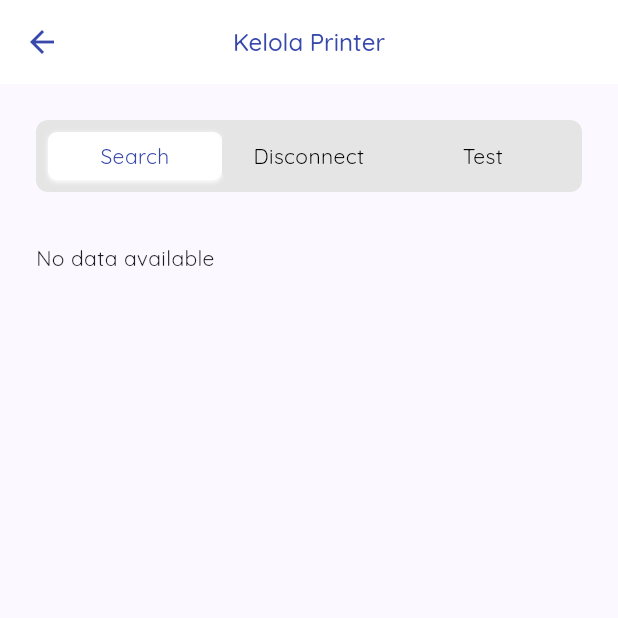
After one commit to fafirman1/flutter_pos_app, a Flutter app: the ManagePrinterPage screen opened directly, after a tap on "Search", on a phone screen of 412 x 824 dp, the top half of it. The commit adds this screen. Run offline on Flutter 3.47's test engine with Material 3 defaults, Android fonts, the phone set to English and light mode, and no system bars; our stand-ins replace badges, bloc, dartz, flutter_bloc, flutter_svg, freezed_annotation and 5 more; missing offline and left inert: esc_pos_utils_plus, print_bluetooth_thermal; accounts and stored records are empty.

Commit message:
release apk

```diff
--- a/lib/presentation/order/widgets/payment_success_dialog.dart
+++ b/lib/presentation/order/widgets/payment_success_dialog.dart
@@ -4,10 +4,12 @@ import 'package:flutter_pos_app/core/extensions/build_context_ext.dart';
 import 'package:flutter_pos_app/core/extensions/date_time_ext.dart';
 import 'package:flutter_pos_app/core/extensions/int_ext.dart';
 import 'package:flutter_pos_app/presentation/home/bloc/checkout/checkout_bloc.dart';
+import 'package:print_bluetooth_thermal/print_bluetooth_thermal.dart';
 
 import '../../../core/assets/assets.gen.dart';
 import '../../../core/components/buttons.dart';
 import '../../../core/components/spaces.dart';
+import '../../../data/dataoutputs/cwb_print.dart';
 import '../../home/pages/dashboard_page.dart';
 import '../bloc/order/order_bloc.dart';
 
@@ -86,9 +88,8 @@ class PaymentSuccessDialog extends StatelessWidget {
                       Flexible(
                         child: Button.outlined(
                           onPressed: () async {
-                            // final ticket = await CwbPrint.instance.bluetoothStart();
-                            // final result =
-                            //     await PrintBluetoothThermal.writeBytes(ticket);
+                            final printValue = await CwbPrint.instance.printOrder(data, qty, total, paymentType, nominal, namaKasir);
+                             await PrintBluetoothThermal.writeBytes(printValue);
                           },
                           label: 'Print',
                           icon: Assets.icons.print.svg(),
--- /dev/null
+++ b/lib/presentation/setting/models/printer_model.dart
@@ -0,0 +1,9 @@
+class PrinterModel {
+  final String name;
+  final int address;
+
+  PrinterModel({
+    required this.name,
+    required this.address,
+  });
+}
--- /dev/null
+++ b/lib/presentation/setting/pages/manage_printer_page.dart
@@ -0,0 +1,340 @@
+import 'package:esc_pos_utils_plus/esc_pos_utils_plus.dart';
+import 'package:flutter/material.dart';
+import 'package:flutter/services.dart';
+import 'package:flutter_pos_app/core/extensions/build_context_ext.dart';
+import 'package:print_bluetooth_thermal/print_bluetooth_thermal.dart';
+
+
+import '../../../core/components/spaces.dart';
+import '../../../core/constants/colors.dart';
+import '../models/printer_model.dart';
+import '../widgets/menu_printer_button.dart';
+import '../widgets/menu_printer_content.dart';
+
+class ManagePrinterPage extends StatefulWidget {
+  const ManagePrinterPage({super.key});
+
+  @override
+  State<ManagePrinterPage> createState() => _ManagePrinterPageState();
+}
+
+class _ManagePrinterPageState extends State<ManagePrinterPage> {
+  int selectedIndex = 0;
+  // final List<PrinterModel> datas = [
+  //   PrinterModel(
+  //     name: 'Galaxy A30',
+  //     address: 12324567412,
+  //   ),
+  //   PrinterModel(
+  //     name: 'Galaxy A30',
+  //     address: 12324567412,
+  //   ),
+  //   PrinterModel(
+  //     name: 'Galaxy A30',
+  //     address: 12324567412,
+  //   ),
+  // ];
+
+  String macName = '';
+
+  String _info = "";
+  String _msj = '';
+  bool connected = false;
+  List<BluetoothInfo> items = [];
+  final List<String> _options = [
+    "permission bluetooth granted",
+    "bluetooth enabled",
+    "connection status",
+    "update info"
+  ];
+
+  String _selectSize = "2";
+  final _txtText = TextEditingController(text: "Hello developer");
+  bool _progress = false;
+  String _msjprogress = "";
+
+  String optionprinttype = "58 mm";
+  List<String> options = ["58 mm", "80 mm"];
+
+  @override
+  void initState() {
+    super.initState();
+    initPlatformState();
+  }
+
+  Future<void> initPlatformState() async {
+    String platformVersion;
+    int porcentbatery = 0;
+    // Platform messages may fail, so we use a try/catch PlatformException.
+    try {
+      platformVersion = await PrintBluetoothThermal.platformVersion;
+      print("patformversion: $platformVersion");
+      porcentbatery = await PrintBluetoothThermal.batteryLevel;
+    } on PlatformException {
+      platformVersion = 'Failed to get platform version.';
+    }
+
+    // If the widget was removed from the tree while the asynchronous platform
+    // message was in flight, we want to discard the reply rather than calling
+    // setState to update our non-existent appearance.
+    if (!mounted) return;
+
+    final bool result = await PrintBluetoothThermal.bluetoothEnabled;
+    print("bluetooth enabled: $result");
+    if (result) {
+      _msj = "Bluetooth enabled, please search and connect";
+    } else {
+      _msj = "Bluetooth not enabled";
+    }
+
+    setState(() {
+      _info = "$platformVersion ($porcentbatery% battery)";
+    });
+  }
+
+  Future<void> getBluetoots() async {
+    setState(() {
+      _progress = true;
+      _msjprogress = "Wait";
+      items = [];
+    });
+    final List<BluetoothInfo> listResult =
+        await PrintBluetoothThermal.pairedBluetooths;
+
+    setState(() {
+      _progress = false;
+    });
+
+    if (listResult.isEmpty) {
+      _msj =
+          "There are no bluetoohs linked, go to settings and link the printer";
+    } else {
+      _msj = "Touch an item in the list to connect";
+    }
+
+    setState(() {
+      items = listResult;
+    });
+  }
+
+  Future<void> connect(String mac) async {
+    setState(() {
+      _progress = true;
+      _msjprogress = "Connecting...";
+      connected = false;
+    });
+    final bool result =
+        await PrintBluetoothThermal.connect(macPrinterAddress: mac);
+    print("state conected $result");
+    if (result) connected = true;
+    setState(() {
+      _progress = false;
+    });
+  }
+
+  Future<void> disconnect() async {
+    final bool status = await PrintBluetoothThermal.disconnect;
+    setState(() {
+      connected = false;
+    });
+    print("status disconnect $status");
+  }
+
+  Future<void> printTest() async {
+    bool conexionStatus = await PrintBluetoothThermal.connectionStatus;
+    //print("connection status: $conexionStatus");
+    if (conexionStatus) {
+      List<int> ticket = await testTicket();
+      final result = await PrintBluetoothThermal.writeBytes(ticket);
+      print("print test result:  $result");
+    } else {
+      //no conectado, reconecte
+    }
+  }
+
+  Future<List<int>> testTicket() async {
+    List<int> bytes = [];
+    // Using default profile
+    final profile = await CapabilityProfile.load();
+    final generator = Generator(
+        optionprinttype == "58 mm" ? PaperSize.mm58 : PaperSize.mm80, profile);
+    //bytes += generator.setGlobalFont(PosFontType.fontA);
+    bytes += generator.reset();
+
+    bytes +=
+        generator.text('Code with Bahri', styles: const PosStyles(bold: true));
+    bytes +=
+        generator.text('Reverse text', styles: const PosStyles(reverse: true));
+    bytes += generator.text('Underlined text',
+        styles: const PosStyles(underline: true), linesAfter: 1);
+    bytes += generator.text('Align left',
+        styles: const PosStyles(align: PosAlign.left));
+    bytes += generator.text('Align center',
+        styles: const PosStyles(align: PosAlign.center));
+    bytes += generator.text('Align right',
+        styles: const PosStyles(align: PosAlign.right), linesAfter: 1);
+
+    bytes += generator.text(
+      'FIC Batch 11',
+      styles: const PosStyles(
+        height: PosTextSize.size2,
+        width: PosTextSize.size2,
+      ),
+    );
+
+    bytes += generator.feed(2);
+    //bytes += generator.cut();
+    return bytes;
+  }
+
+  Future<void> printWithoutPackage() async {
+    //impresion sin paquete solo de PrintBluetoothTermal
+    bool connectionStatus = await PrintBluetoothThermal.connectionStatus;
+    if (connectionStatus) {
+      String text = "${_txtText.text}\n";
+      bool result = await PrintBluetoothThermal.writeString(
+          printText: PrintTextSize(size: int.parse(_selectSize), text: text));
+      print("status print result: $result");
+      setState(() {
+        _msj = "printed status: $result";
+      });
+    } else {
+      //no conectado, reconecte
+      setState(() {
+        _msj = "no connected device";
+      });
+      print("no conectado");
+    }
+  }
+
+  Future<void> printString() async {
+    bool conexionStatus = await PrintBluetoothThermal.connectionStatus;
+    if (conexionStatus) {
+      String enter = '\n';
+      await PrintBluetoothThermal.writeBytes(enter.codeUnits);
+      //size of 1-5
+      String text = "Hello";
+      await PrintBluetoothThermal.writeString(
+          printText: PrintTextSize(size: 1, text: text));
+      await PrintBluetoothThermal.writeString(
+          printText: PrintTextSize(size: 2, text: "$text size 2"));
+      await PrintBluetoothThermal.writeString(
+          printText: PrintTextSize(size: 3, text: "$text size 3"));
+    } else {
+      //desconectado
+      print("desconectado bluetooth $conexionStatus");
+    }
+  }
+
+  @override
+  Widget build(BuildContext context) {
+    return Scaffold(
+      appBar: AppBar(
+        title: const Text('Kelola Printer'),
+        centerTitle: true,
+      ),
+      body: ListView(
+        padding: const EdgeInsets.all(24.0),
+        children: [
+          Container(
+            width: context.deviceWidth / 2,
+            padding: const EdgeInsets.all(8.0),
+            decoration: BoxDecoration(
+              color: AppColors.card,
+              borderRadius: BorderRadius.circular(8),
+            ),
+            child: Row(
+              mainAxisSize: MainAxisSize.min,
+              children: [
+                MenuPrinterButton(
+                  label: 'Search',
+                  onPressed: () {
+                    getBluetoots();
+                    selectedIndex = 0;
+                    setState(() {});
+                  },
+                  isActive: selectedIndex == 0,
+                ),
+                MenuPrinterButton(
+                  label: 'Disconnect',
+                  onPressed: () {
+                    selectedIndex = 1;
+                    setState(() {});
+                  },
+                  isActive: selectedIndex == 1,
+                ),
+                MenuPrinterButton(
+                  label: 'Test',
+                  onPressed: () {
+                    selectedIndex = 2;
+                    setState(() {});
+                  },
+                  isActive: selectedIndex == 2,
+                ),
+              ],
+            ),
+          ),
+          const SpaceHeight(34.0),
+          _Body(
+            // selectedIndex: selectedIndex,
+            macName: macName,
+            datas: items,
+            clickHandler: (mac) async {
+              macName = mac;
+              await connect(mac);
+              setState(() {});
+            },
+          ),
+        ],
+      ),
+    );
+  }
+}
+
+class _Body extends StatelessWidget {
+  // final int selectedIndex;
+  final String macName;
+  final List<BluetoothInfo> datas;
+
+  //clickHandler
+  final Function(String) clickHandler;
+
+  const _Body({
+    Key? key,
+    required this.macName,
+    required this.datas,
+    required this.clickHandler,
+  }) : super(key: key);
+
+  @override
+  Widget build(BuildContext context) {
+    if (datas.isEmpty) {
+      return const Text('No data available');
+    } else {
+      return Container(
+        padding: const EdgeInsets.all(24.0),
+        decoration: BoxDecoration(
+          color: Colors.white,
+          border: Border.all(color: AppColors.card, width: 2),
+          borderRadius: BorderRadius.circular(6),
+        ),
+        child: ListView.separated(
+          shrinkWrap: true,
+          physics: const NeverScrollableScrollPhysics(),
+          itemCount: datas.length,
+          separatorBuilder: (context, index) => const SpaceHeight(16.0),
+          itemBuilder: (context, index) => InkWell(
+            onTap: () {
+              clickHandler(datas[index].macAdress);
+            },
+            child: MenuPrinterContent(
+              isSelected: macName == datas[index].macAdress,
+              data: datas[index],
+            ),
+          ),
+        ),
+      );
+    }
+    // return const Placeholder();
+  }
+}
--- /dev/null
+++ b/lib/presentation/setting/widgets/menu_printer_button.dart
@@ -0,0 +1,52 @@
+import 'package:flutter/material.dart';
+import 'package:flutter_pos_app/core/extensions/build_context_ext.dart';
+
+import '../../../core/constants/colors.dart';
+
+
+class MenuPrinterButton extends StatelessWidget {
+  final String label;
+  final VoidCallback onPressed;
+  final bool isActive;
+
+  const MenuPrinterButton({
+    super.key,
+    required this.label,
+    required this.onPressed,
+    required this.isActive,
+  });
+
+  @override
+  Widget build(BuildContext context) {
+    return Flexible(
+      child: InkWell(
+        onTap: onPressed,
+        child: Container(
+          width: context.deviceWidth,
+          padding: const EdgeInsets.symmetric(horizontal: 12, vertical: 6),
+          decoration: BoxDecoration(
+            color: isActive ? Colors.white : AppColors.card,
+            borderRadius: BorderRadius.circular(6),
+            boxShadow: isActive
+                ? const [
+                    BoxShadow(
+                      color: AppColors.white,
+                      blurRadius: 2,
+                      offset: Offset(0, 1),
+                      spreadRadius: 0,
+                    ),
+                  ]
+                : null,
+          ),
+          child: Text(
+            label,
+            textAlign: TextAlign.center,
+            style: TextStyle(
+              color: isActive ? AppColors.primary : AppColors.black,
+            ),
+          ),
+        ),
+      ),
+    );
+  }
+}
--- a/pubspec.yaml
+++ b/pubspec.yaml
@@ -33,6 +33,7 @@ dependencies:
   cached_network_image: ^3.3.1
   cupertino_icons: ^1.0.6
   dartz: ^0.10.1
+  esc_pos_utils_plus: ^2.0.3
   flutter:
     sdk: flutter
   flutter_bloc: ^8.1.5
@@ -42,6 +43,7 @@ dependencies:
   http: ^1.2.1
   image_picker: ^1.1.1
   intl: ^0.19.0
+  print_bluetooth_thermal: ^1.0.9
   shared_preferences: ^2.2.3
   sqflite: ^2.3.3+1
 
```
Also changed, not shown: lib/data/dataoutputs/cwb_print.dart (added, +120 -0 lines), lib/presentation/setting/pages/setting_page.dart (+11 -1 lines), lib/presentation/setting/widgets/menu_printer_content.dart (added, +44 -0 lines), lib/presentation/setting/widgets/menu_product_item.dart (added, +81 -0 lines), pubspec.lock, 1 other file.
